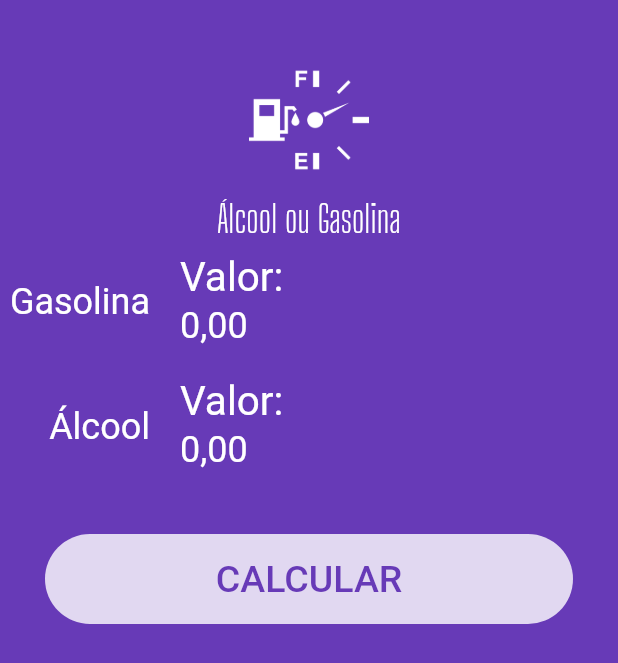
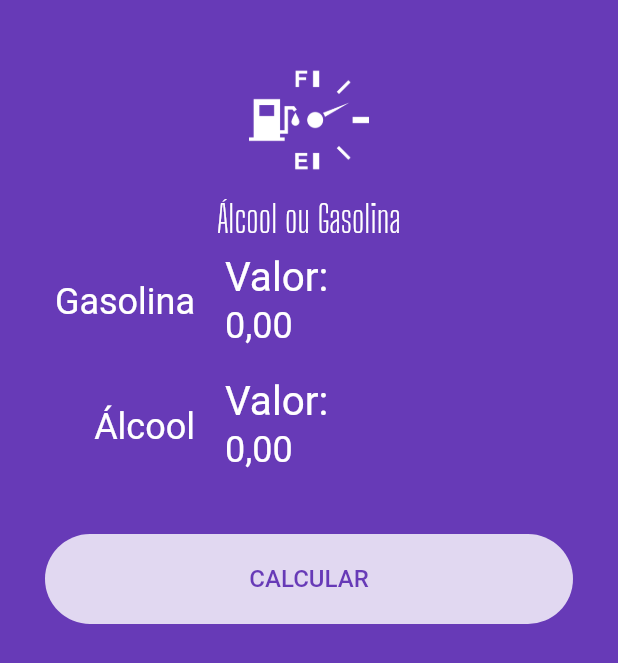
Before and after one commit to JhonatanRampim/alcoolougasolina, a Flutter app: the screen it shows after launch, on a phone screen of 412 x 824 dp. Shown: the top 663 px of the screen. Run offline on Flutter 3.47's test engine with Material 2 defaults, Android fonts, the phone set to English and light mode, and no system bars; our stand-ins replace flutter_masked_text.

Commit message:
Dividido layout em widgets separados

```diff
--- a/lib/main.dart
+++ b/lib/main.dart
@@ -1,3 +1,6 @@
+import 'package:alcool_gasolina/widgets/loading.button.widget.dart';
+import 'package:alcool_gasolina/widgets/submit-form.dart';
+import 'package:alcool_gasolina/widgets/success.widget.dart';
 import 'package:flutter/material.dart';
 import 'package:flutter_masked_text/flutter_masked_text.dart';
 
@@ -33,31 +36,11 @@ class HomePage extends StatelessWidget {
       body: ListView(
         children: <Widget>[
           Logo(),
-          Input(
-            ctrl: _gasCtrl,
-            label: 'Gasolina',
-          ),
-          Input(
-            ctrl: _alcCtrl,
-            label: 'Álcool',
-          ),
-          Container(
-            margin: EdgeInsets.all(30),
-            height: 60,
-            decoration: BoxDecoration(
-              color: Colors.white.withOpacity(0.8),
-              borderRadius: BorderRadius.circular(60),
-            ),
-            child: FlatButton(
-              child: Text(
-                "CALCULAR",
-                style: TextStyle(
-                  color: Theme.of(context).primaryColor,
-                  fontSize: 25,
-                ),
-              ),
-              onPressed: () {},
-            ),
+          SubmitForm(
+            busy: false,
+            alcCtrl: _alcCtrl,
+            gasCtrl: _gasCtrl,
+            submitFunc: () {},
           )
         ],
       ),
--- /dev/null
+++ b/lib/widgets/loading.button.widget.dart
@@ -0,0 +1,50 @@
+import 'package:flutter/material.dart';
+
+class LoadingButton extends StatelessWidget {
+  var busy = false;
+  var invert = false;
+  Function func;
+  var text = "";
+
+  LoadingButton({
+    @required this.busy,
+    @required this.func,
+    @required this.invert,
+    @required this.text,
+  });
+
+  @override
+  Widget build(BuildContext context) {
+    return busy
+        ? Container(
+            alignment: Alignment.center,
+            height: 50,
+            child: CircularProgressIndicator(
+              backgroundColor: Colors.white,
+            ),
+          )
+        : Container(
+            width: double.infinity,
+            margin: EdgeInsets.all(30),
+            height: 60,
+            decoration: BoxDecoration(
+              color: (invert == true)
+                  ? Theme.of(context).primaryColor
+                  : Colors.white.withOpacity(0.8),
+              borderRadius: BorderRadius.circular(60),
+            ),
+            child: FlatButton(
+              child: Text(
+                text,
+                style: TextStyle(
+                  color: (invert == true)
+                      ? Colors.white.withOpacity(0.8)
+                      : Theme.of(context).primaryColor,
+                  fontSize: 16,
+                ),
+              ),
+              onPressed: func,
+            ),
+          );
+  }
+}
--- /dev/null
+++ b/lib/widgets/submit-form.dart
@@ -0,0 +1,54 @@
+import 'package:flutter/material.dart';
+import 'package:flutter_masked_text/flutter_masked_text.dart';
+
+import 'input.widget.dart';
+import 'loading.button.widget.dart';
+
+class SubmitForm extends StatelessWidget {
+  var gasCtrl = new MoneyMaskedTextController();
+  var alcCtrl = new MoneyMaskedTextController();
+  var busy = false;
+
+  Function submitFunc;
+
+  SubmitForm({
+    @required this.gasCtrl,
+    @required this.alcCtrl,
+    @required this.busy,
+    @required this.submitFunc,
+  });
+
+  @override
+  Widget build(BuildContext context) {
+    return Column(
+      children: <Widget>[
+        Padding(
+          padding: EdgeInsets.only(
+            left: 30,
+            right: 30,
+          ),
+          child: Input(
+            ctrl: gasCtrl,
+            label: 'Gasolina',
+          ),
+        ),
+        Padding(
+          padding: EdgeInsets.only(
+            left: 30,
+            right: 30,
+          ),
+          child: Input(
+            ctrl: alcCtrl,
+            label: 'Álcool',
+          ),
+        ),
+        LoadingButton(
+          busy: busy,
+          func: submitFunc,
+          text: "CALCULAR",
+          invert: false,
+        ),
+      ],
+    );
+  }
+}
--- /dev/null
+++ b/lib/widgets/success.widget.dart
@@ -0,0 +1,48 @@
+import 'package:flutter/material.dart';
+
+import 'loading.button.widget.dart';
+
+class Success extends StatelessWidget {
+  var result = "";
+  Function reset;
+
+  Success({
+    @required this.reset,
+    @required this.result,
+  });
+
+  @override
+  Widget build(BuildContext context) {
+    return Container(
+      margin: EdgeInsets.all(30),
+      decoration: BoxDecoration(
+        color: Colors.white.withOpacity(0.8),
+        borderRadius: BorderRadius.circular(20),
+      ),
+      child: Column(
+        children: <Widget>[
+          SizedBox(
+            height: 30,
+          ),
+          Text(
+            result,
+            style: TextStyle(
+              color: Theme.of(context).primaryColor,
+              fontSize: 30,
+            ),
+            textAlign: TextAlign.center,
+          ),
+          SizedBox(
+            height: 20,
+          ),
+          LoadingButton(
+            busy: false,
+            func: reset,
+            text: "CALCULAR NOVAMENTE",
+            invert: true,
+          ),
+        ],
+      ),
+    );
+  }
+}
```
